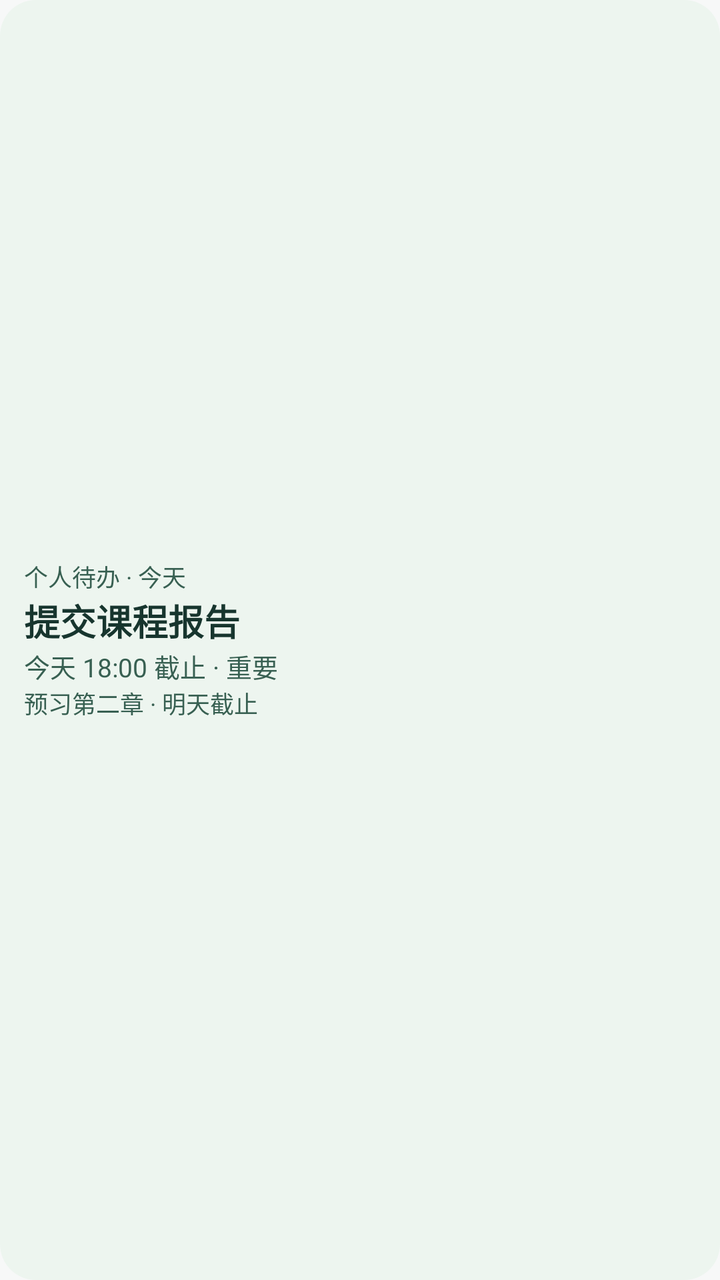
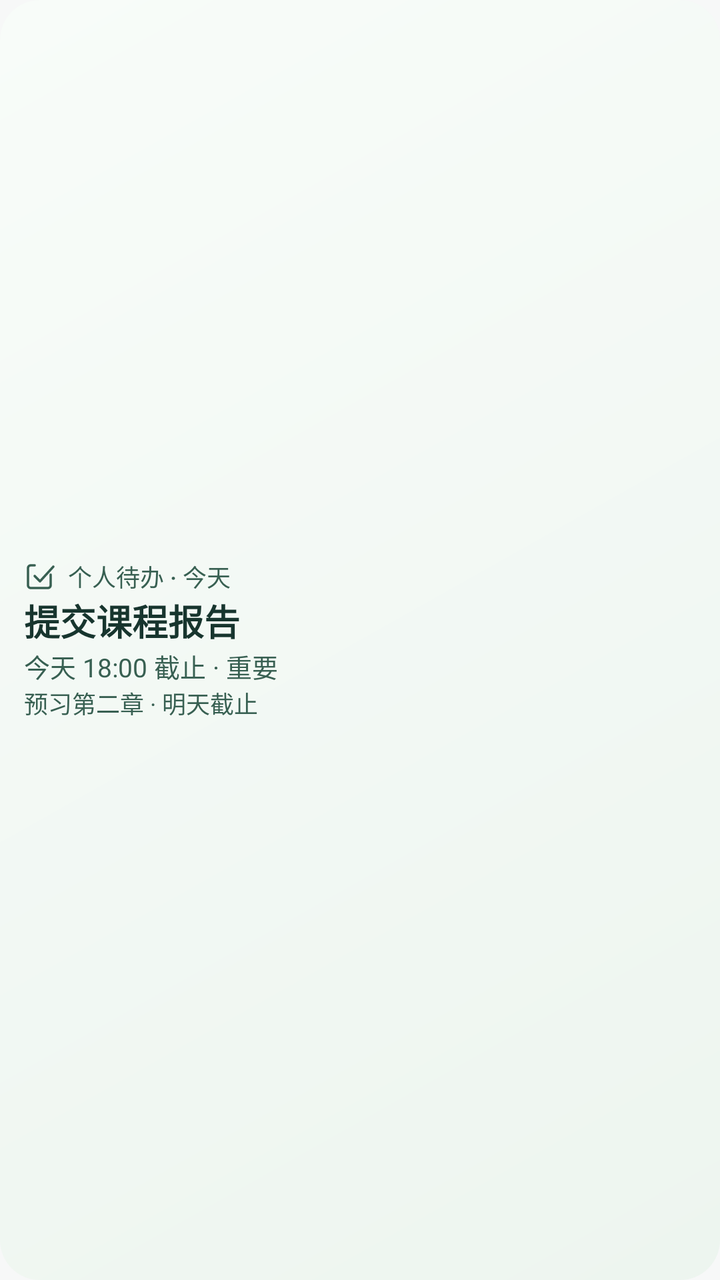

Before-and-after screenshots of an Android layout around one commit, followed by the original layout XML and the change that was made.
<!-- AndroidManifest.xml: application theme Theme.ClassTools -->
<!-- res/layout/widget_preview_tasks.xml -->
<LinearLayout xmlns:android="http://schemas.android.com/apk/res/android" android:layout_width="match_parent"
    android:layout_height="match_parent" android:gravity="center_vertical" android:orientation="vertical"
    android:background="@drawable/timetable_widget_background" android:padding="12dp">
    <TextView android:layout_width="match_parent" android:layout_height="wrap_content" android:textColor="@color/widget_accent" android:textSize="12sp" android:text="个人待办 · 今天" />
    <TextView android:layout_width="match_parent" android:layout_height="wrap_content" android:textColor="@color/widget_ink" android:textSize="18sp" android:textStyle="bold" android:maxLines="1" android:ellipsize="end" android:text="提交课程报告" />
    <TextView android:layout_width="match_parent" android:layout_height="wrap_content" android:textColor="@color/widget_accent" android:textSize="13sp" android:maxLines="1" android:ellipsize="end" android:text="今天 18:00 截止 · 重要" />
    <TextView android:layout_width="match_parent" android:layout_height="wrap_content" android:singleLine="true" android:ellipsize="end" android:textSize="12sp" android:textColor="@color/widget_accent" android:text="预习第二章 · 明天截止" />
</LinearLayout>
<!-- resources referenced by this layout -->
<resources>
  <color name="widget_accent">#386052</color>
  <color name="widget_ink">#17352E</color>
  <!-- drawable timetable_widget_background (drawable) -->
  <shape xmlns:android="http://schemas.android.com/apk/res/android" android:shape="rectangle">
      <solid android:color="@color/widget_paper" />
      <corners android:radius="18dp" />
  </shape>
  <style name="Theme.ClassTools" parent="android:Theme.Material.Light.NoActionBar">
          <item name="android:windowBackground">@color/ct_window_background</item>
          <item name="android:windowNoTitle">true</item>
          <item name="android:windowActionModeOverlay">true</item>
          <item name="android:statusBarColor">@android:color/transparent</item>
          <item name="android:navigationBarColor">@android:color/transparent</item>
          <item name="android:windowLightStatusBar">true</item>
          <item name="android:windowLightNavigationBar">true</item>
      </style>
  <color name="widget_paper">#EDF5EF</color>
  <color name="ct_window_background">#F7F8F8</color>
</resources>

<!-- the commit's change to res/layout/widget_preview_tasks.xml (unified diff, before → after) -->
@@ -1,7 +1,8 @@
 <LinearLayout xmlns:android="http://schemas.android.com/apk/res/android" android:layout_width="match_parent"
     android:layout_height="match_parent" android:gravity="center_vertical" android:orientation="vertical"
     android:background="@drawable/timetable_widget_background" android:padding="12dp">
-    <TextView android:layout_width="match_parent" android:layout_height="wrap_content" android:textColor="@color/widget_accent" android:textSize="12sp" android:text="个人待办 · 今天" />
+    <TextView android:drawableStart="@drawable/widget_icon_tasks" android:drawablePadding="6dp"
+        android:gravity="center_vertical" android:fontFamily="sans-serif-medium" android:layout_width="match_parent" android:layout_height="wrap_content" android:textColor="@color/widget_accent" android:textSize="12sp" android:text="个人待办 · 今天" />
     <TextView android:layout_width="match_parent" android:layout_height="wrap_content" android:textColor="@color/widget_ink" android:textSize="18sp" android:textStyle="bold" android:maxLines="1" android:ellipsize="end" android:text="提交课程报告" />
     <TextView android:layout_width="match_parent" android:layout_height="wrap_content" android:textColor="@color/widget_accent" android:textSize="13sp" android:maxLines="1" android:ellipsize="end" android:text="今天 18:00 截止 · 重要" />
     <TextView android:layout_width="match_parent" android:layout_height="wrap_content" android:singleLine="true" android:ellipsize="end" android:textSize="12sp" android:textColor="@color/widget_accent" android:text="预习第二章 · 明天截止" />
<!-- resource entries referenced after the edit -->
@@ -4,9 +4,16 @@
   <color name="widget_ink">#17352E</color>
   <!-- drawable timetable_widget_background (drawable) -->
   <shape xmlns:android="http://schemas.android.com/apk/res/android" android:shape="rectangle">
-      <solid android:color="@color/widget_paper" />
-      <corners android:radius="18dp" />
+      <gradient android:angle="315" android:startColor="@color/widget_green_highlight" android:endColor="@color/widget_paper" />
+      <corners android:radius="20dp" />
   </shape>
+  <!-- drawable widget_icon_tasks (drawable) -->
+  <vector xmlns:android="http://schemas.android.com/apk/res/android"
+      android:width="16dp" android:height="16dp" android:viewportWidth="24" android:viewportHeight="24">
+      <path android:fillColor="@android:color/transparent" android:strokeColor="@color/widget_accent"
+          android:strokeWidth="1.8" android:strokeLineCap="round" android:strokeLineJoin="round"
+          android:pathData="M8,4H5a2,2 0,0 0,-2 2v13a2,2 0,0 0,2 2h13a2,2 0,0 0,2 -2v-8 M8,12l4,4L22,5" />
+  </vector>
   <style name="Theme.ClassTools" parent="android:Theme.Material.Light.NoActionBar">
           <item name="android:windowBackground">@color/ct_window_background</item>
           <item name="android:windowNoTitle">true</item>
@@ -16,6 +23,7 @@
           <item name="android:windowLightStatusBar">true</item>
           <item name="android:windowLightNavigationBar">true</item>
       </style>
+  <color name="widget_green_highlight">#F8FCF9</color>
   <color name="widget_paper">#EDF5EF</color>
   <color name="ct_window_background">#F7F8F8</color>
 </resources>
